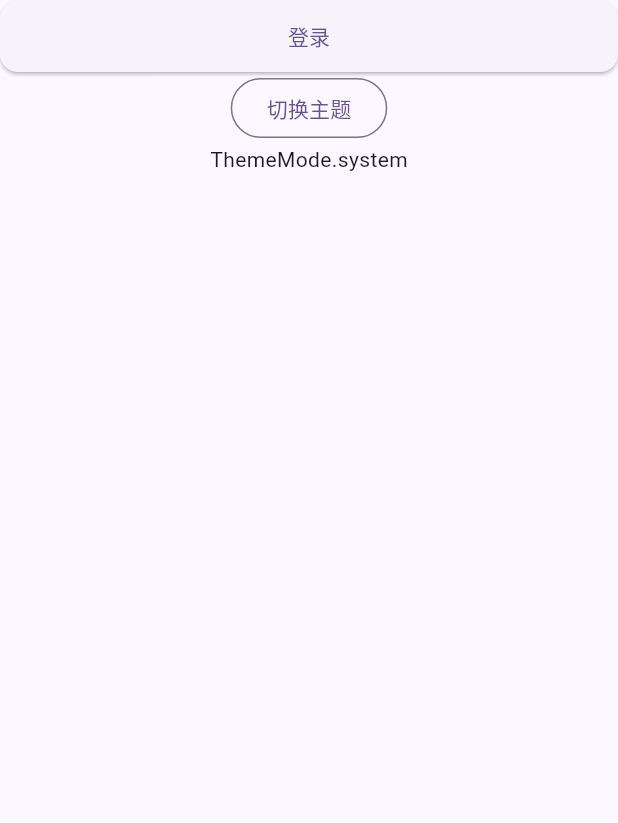
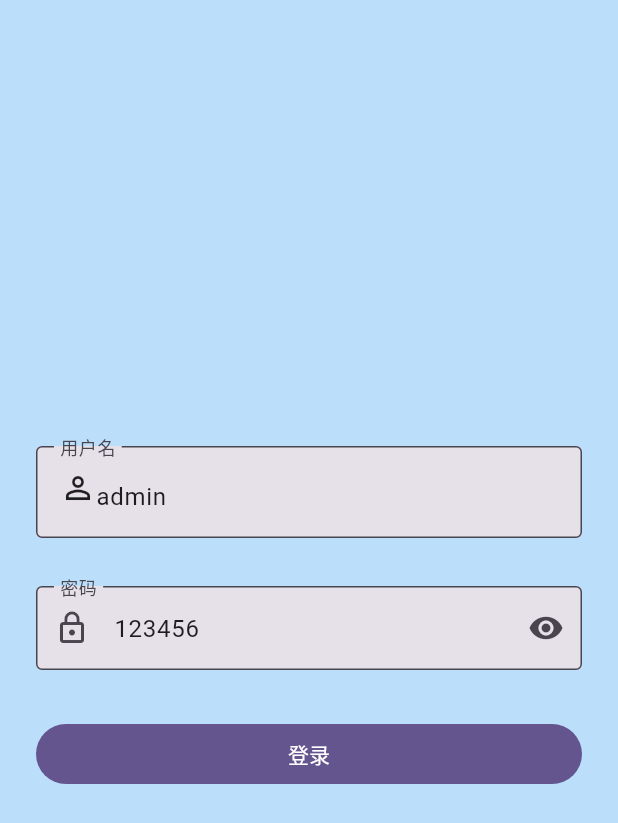
Before and after one commit to 192114/flutter_mvvm_template, a Flutter app: the screen it shows after launch, on a phone screen of 412 x 824 dp. Shown: the top 823 px of the screen. Run offline on Flutter 3.47's test engine with Material 3 defaults, Android fonts, the phone set to English and light mode, and no system bars; our stand-ins replace dio, flutter_riverpod, freezed_annotation, go_router, logger, pretty_dio_logger and 1 more.

Commit message:
feat: 添加Mock环境支持和登录功能实现
- 新增环境配置系统，支持mock/dev/prod三种环境切换
- 实现用户仓储Mock实现，提供模拟用户数据
- 完善登录页面，添加表单验证和登录逻辑
- 更新首页，添加用户列表展示功能
- 配置VS Code启动配置，支持多环境切换

```diff
--- /dev/null
+++ b/lib/data/repositories/auth_repository.dart
@@ -0,0 +1,6 @@
+import '../models/auth_model.dart';
+
+abstract class AuthRepository {
+  /// 登录
+  Future<LoginResponse> login(String username, String password);
+}
--- a/lib/presentation/auth/view/login_page.dart
+++ b/lib/presentation/auth/view/login_page.dart
@@ -1,34 +1,131 @@
 import 'package:flutter/material.dart';
+import 'package:flutter_mvvm_template/app/router.dart';
+import 'package:flutter_mvvm_template/presentation/auth/view_model/login_view_model.dart';
 import 'package:flutter_riverpod/flutter_riverpod.dart';
 import 'package:go_router/go_router.dart';
-import '../../../app/router.dart';
-import '../../../core/theme/theme_provider.dart';
 
-class LoginPage extends ConsumerWidget {
+class LoginPage extends ConsumerStatefulWidget {
   const LoginPage({super.key});
 
   @override
-  Widget build(BuildContext context, WidgetRef ref) {
-    final themeNotifier = ref.read(themeModeProvider.notifier);
-    final currentTheme = ref.watch(themeModeProvider);
+  ConsumerState<ConsumerStatefulWidget> createState() {
+    return _LoginPageState();
+  }
+}
+
+class _LoginPageState extends ConsumerState<LoginPage> {
+  final _formKey = GlobalKey<FormState>();
+
+  final _usernameController = TextEditingController(text: 'admin');
+  final _passwordController = TextEditingController(text: '123456');
+  bool _obscurePassword = false;
+
+  @override
+  void dispose() {
+    _usernameController.dispose();
+    _passwordController.dispose();
+    super.dispose();
+  }
+
+  Future _handlelogin() async {
+    if (!_formKey.currentState!.validate()) {
+      return;
+    }
+
+    final viewModal = ref.read(loginNotifierProvider.notifier);
+
+    final success = await viewModal.login(_usernameController.text.trim(), _passwordController.text);
+
+    if (success && mounted) {
+      context.go(AppRoutes.home);
+    }
+  }
+
+  @override
+  Widget build(BuildContext context) {
+    final loginState = ref.watch(loginNotifierProvider);
     return Scaffold(
+      backgroundColor: Theme.of(context).primaryColorLight,
       body: SafeArea(
+        child: Center(
+          child: SingleChildScrollView(
+            padding: const EdgeInsets.all(24.0),
+            child: Form(
+              key: _formKey,
               child: Column(
+                mainAxisAlignment: MainAxisAlignment.center,
+                crossAxisAlignment: CrossAxisAlignment.stretch,
+                spacing: 32,
                 children: [
-            ElevatedButton(
+                  TextFormField(
+                    controller: _usernameController,
+                    decoration: const InputDecoration(
+                      labelText: '用户名',
+                      hintText: '请输入用户名',
+                      prefix: Icon(Icons.person_outline),
+                      border: OutlineInputBorder(),
+                    ),
+                    validator: (value) {
+                      if (value == null || value.isEmpty) {
+                        return '请输入用户名';
+                      }
+
+                      return null;
+                    },
+                    enabled: !loginState.isLoading,
+                  ),
+
+                  TextFormField(
+                    controller: _passwordController,
+                    obscureText: _obscurePassword,
+                    decoration: InputDecoration(
+                      labelText: '密码',
+                      hintText: '请输入密码',
+                      prefixIcon: const Icon(Icons.lock_outline),
+                      border: const OutlineInputBorder(),
+                      suffixIcon: IconButton(
                         onPressed: () {
-                context.push(AppRoutes.home);
+                          setState(() {
+                            _obscurePassword = !_obscurePassword;
+                          });
                         },
-              child: const Text('登录'),
+                        icon: Icon(
+                          _obscurePassword
+                              ? Icons.visibility_off
+                              : Icons.visibility,
                         ),
-            OutlinedButton(
+                      ),
+                    ),
+                    validator: (value) {
+                      if (value == null || value.isEmpty) {
+                        return '请输入密码';
+                      }
+
+                      if (value.length < 6) {
+                        return '密码不少于6位';
+                      }
+
+                      return null;
+                    },
+                    enabled: !loginState.isLoading,
+                  ),
+
+                  FilledButton(
                     onPressed: () {
-                themeNotifier.toggleTheme();
+                      loginState.isLoading ? null : _handlelogin();
                     },
-              child: const Text('切换主题'),
+                    child: loginState.isLoading
+                        ? const SizedBox(
+                            width: 20,
+                            height: 20,
+                            child: CircularProgressIndicator(strokeWidth: 2),
+                          )
+                        : const Text('登录'),
                   ),
-            Text(currentTheme.toString()),
                 ],
+              ),
+            ),
+          ),
         ),
       ),
     );
--- a/lib/presentation/home/view_model/home_view_model.dart
+++ b/lib/presentation/home/view_model/home_view_model.dart
@@ -5,6 +5,7 @@ import '../../../data/models/user_model.dart';
 // 可创建多个独立的provider
 final usersProvider = AsyncNotifierProvider<UsersNotifier, List<UserModel>>(UsersNotifier.new);
 
+// AsyncNotifier 适合数据的获取 riverpod 自动管理异步状态
 class UsersNotifier extends AsyncNotifier<List<UserModel>> {
   @override
   Future<List<UserModel>> build() async {
```
Also changed, not shown: lib/data/mock/auth_mock_data.dart (added, +68 -0 lines), lib/data/models/auth_model.dart (added, +44 -0 lines), lib/data/repositories/auth_repository_impl.dart (added, +23 -0 lines), lib/data/repositories/auth_repository_mock.dart (added, +12 -0 lines), lib/presentation/auth/view_model/login_view_model.dart (added, +46 -0 lines), lib/presentation/home/view/home_page.dart (+9 -3 lines), lib/data/models/auth_model.freezed.dart (added), lib/data/models/auth_model.g.dart (added). Lines whose indentation alone changed are shown as unchanged.
